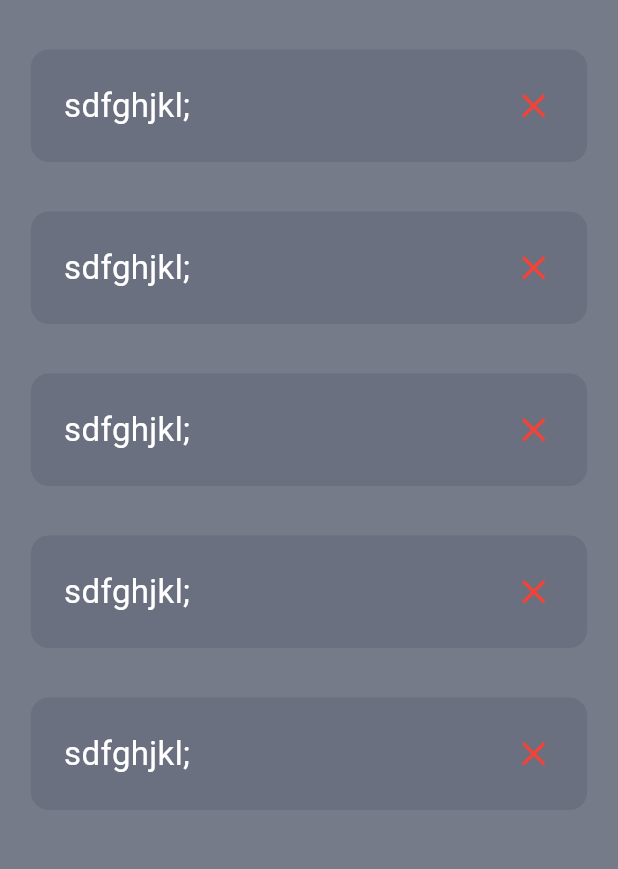
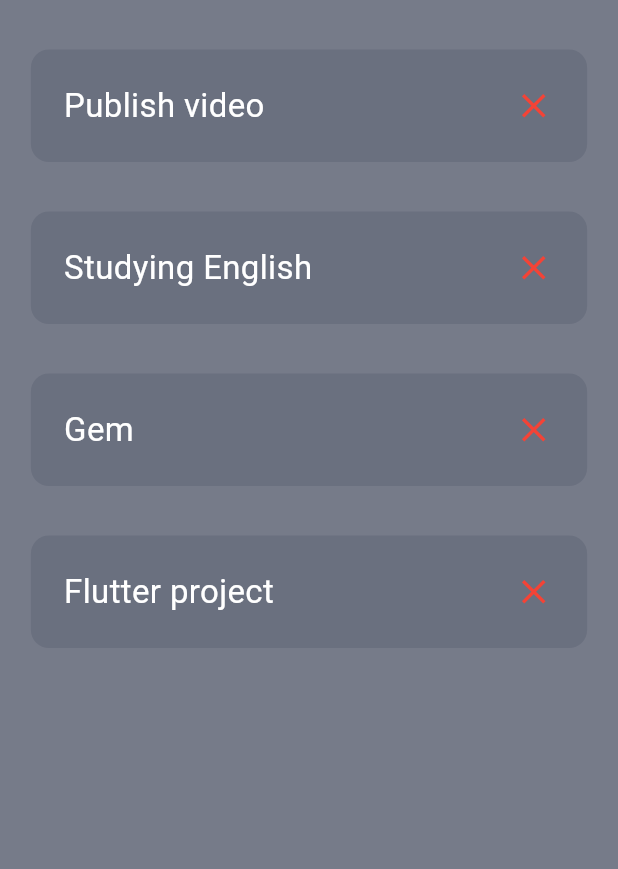
Before and after one commit to karoleenamin2002/ToDo-App, a Flutter app: the screen it shows after launch, on a phone screen of 412 x 824 dp, the part 84-953 px from its top. Run offline on Flutter 3.47's test engine with Material 3 defaults, Android fonts, the phone set to English and light mode, and no system bars.

Commit message:
Add task title in app

```diff
--- a/lib/main.dart
+++ b/lib/main.dart
@@ -20,6 +20,22 @@ class MyApp extends StatelessWidget {
   }
 }
 
+class Task {
+  String title;
+  bool status;
+  Task({required this.title, required this.status});
+}
+
+List alltasks = [
+  Task(title: "Publish video", status:false),
+    Task(title: "Studying English", status:true),
+      Task(title: "Gem", status:false),
+        Task(title: "Flutter project", status:true),
+
+
+
+];
+
 class ToDo extends StatefulWidget {
   const ToDo({super.key});
 
@@ -41,14 +57,12 @@ class _ToDoState extends State<ToDo> {
               fontSize: 33, color: Colors.white, fontWeight: FontWeight.bold),
         ),
       ),
-      body: SizedBox(width:double.infinity,
-        child: Column(crossAxisAlignment: CrossAxisAlignment.center,
+      body: SizedBox(
+        width: double.infinity,
+        child: Column(
+          crossAxisAlignment: CrossAxisAlignment.center,
           children: [
-          Todocard(),
-          Todocard(),
-          Todocard(),
-          Todocard(),
-          Todocard()
+            ...alltasks.map((item)=>Todocard(vartitle:item.title))
           ],
         ),
       ),
--- a/lib/widgets/todo-card.dart
+++ b/lib/widgets/todo-card.dart
@@ -1,15 +1,12 @@
-// ignore_for_file: prefer_const_constructors, prefer_const_literals_to_create_immutables
+// ignore_for_file: prefer_const_constructors, prefer_const_literals_to_create_immutables, must_be_immutable
 
 import 'package:flutter/material.dart';
 
-class Todocard extends StatefulWidget {
-  const Todocard({super.key});
+class Todocard extends StatelessWidget {
+  const Todocard({super.key,required this.vartitle});
 
-  @override
-  State<Todocard> createState() => _TodocardState();
-}
+final String vartitle;
 
-class _TodocardState extends State<Todocard> {
   @override
   Widget build(BuildContext context) {
     return FractionallySizedBox(
@@ -24,7 +21,7 @@ class _TodocardState extends State<Todocard> {
           mainAxisAlignment: MainAxisAlignment.spaceBetween,
           children: [
             Text(
-              "sdfghjkl;",
+              vartitle,
               style: TextStyle(color: Colors.white, fontSize: 22),
             ),
             Icon(
```
